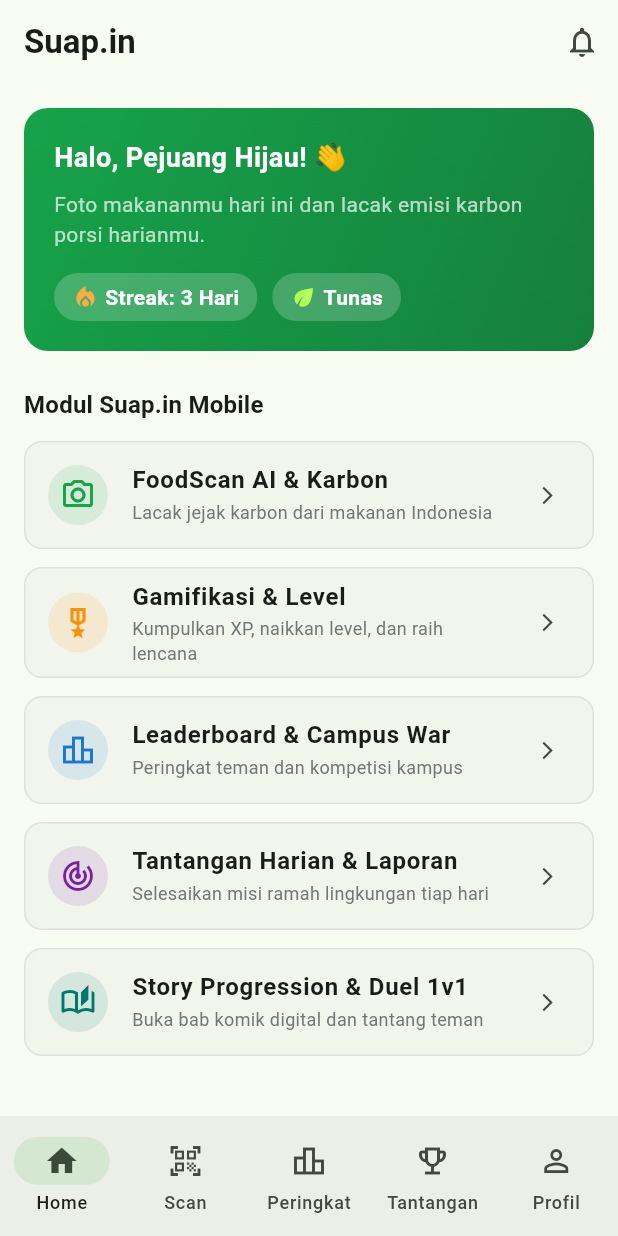
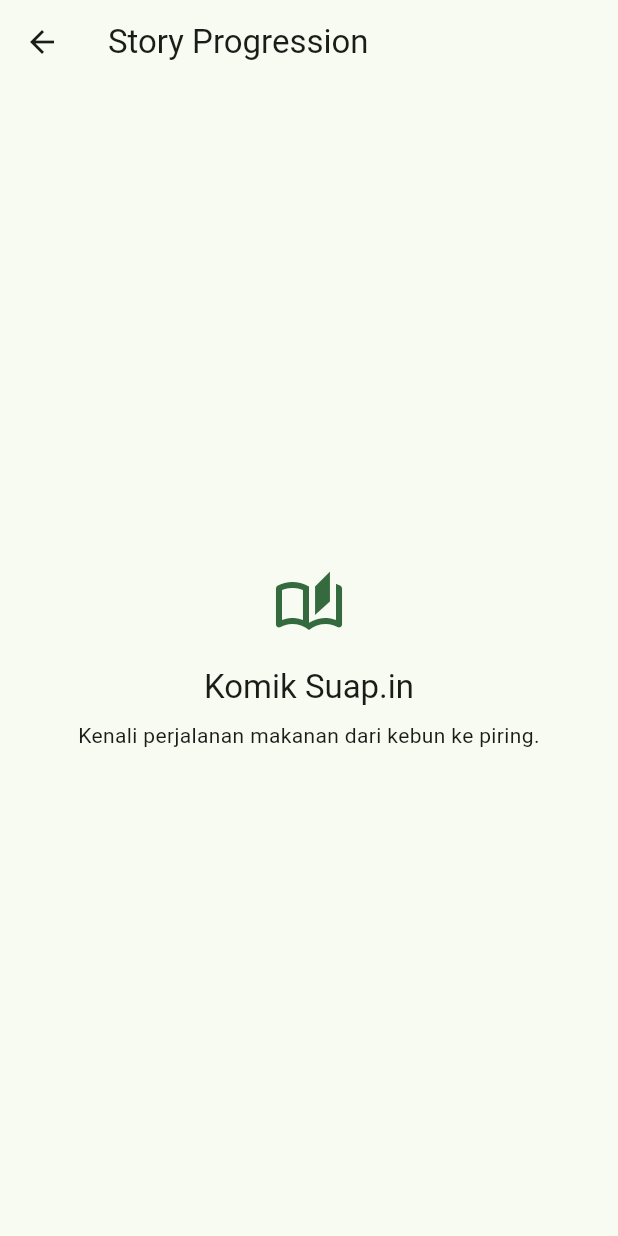
Before and after one commit to pbp-c-kelompok-1/suapin-mobile, a Flutter app: the screen it shows after launch, after a tap on "Story Progression & Duel 1v1", on a phone screen of 412 x 824 dp. Run offline on Flutter 3.47's test engine with Material 3 defaults, Android fonts, the phone set to English and light mode, and no system bars.

Commit message:
feat(story): tambah halaman awal Story Progression

```diff
--- a/lib/main.dart
+++ b/lib/main.dart
@@ -1,6 +1,7 @@
 import 'package:flutter/material.dart';
 import 'modules/authentication/profile_screen.dart';
 import 'modules/scanner/scanner_screen.dart';
+import 'modules/story/story_screen.dart';
 
 void main() {
   runApp(const SuapinApp());
@@ -218,6 +219,13 @@ class DashboardView extends StatelessWidget {
               title: 'Story Progression & Duel 1v1',
               subtitle: 'Buka bab komik digital dan tantang teman',
               color: Colors.teal.shade700,
+              onTap: () {
+                Navigator.of(context).push(
+                MaterialPageRoute<void>(
+                builder: (_) => const StoryScreen(),
+                  ),
+                );
+              },
             ),
           ],
         ),
@@ -231,6 +239,7 @@ class DashboardView extends StatelessWidget {
     required String title,
     required String subtitle,
     required Color color,
+    VoidCallback? onTap,
   }) {
     return Card(
       margin: const EdgeInsets.only(bottom: 12.0),
@@ -247,7 +256,7 @@ class DashboardView extends StatelessWidget {
         title: Text(title, style: const TextStyle(fontWeight: FontWeight.w600)),
         subtitle: Text(subtitle, style: TextStyle(color: Colors.grey.shade600, fontSize: 12)),
         trailing: const Icon(Icons.arrow_forward_ios, size: 14),
-        onTap: () {},
+        onTap: onTap ?? () {},
       ),
     );
   }
--- /dev/null
+++ b/lib/modules/story/story_screen.dart
@@ -0,0 +1,37 @@
+import 'package:flutter/material.dart';
+
+class StoryScreen extends StatelessWidget {
+  const StoryScreen({super.key});
+
+  @override
+    Widget build(BuildContext context) {
+    return Scaffold(
+        appBar: AppBar(title: const Text('Story Progression')),
+        body: Center(
+        child: Padding(
+            padding: const EdgeInsets.all(24),
+            child: Column(
+            mainAxisSize: MainAxisSize.min,
+            children: [
+                Icon(
+                Icons.auto_stories_outlined,
+                size: 48,
+                color: Theme.of(context).colorScheme.primary,
+                ),
+                const SizedBox(height: 16),
+                Text(
+                'Komik Suap.in',
+                style: Theme.of(context).textTheme.titleLarge,
+                ),
+                const SizedBox(height: 8),
+                const Text(
+                'Kenali perjalanan makanan dari kebun ke piring.',
+                textAlign: TextAlign.center,
+                ),
+            ],
+            ),
+        ),
+        ),
+    );
+    }
+}
```
